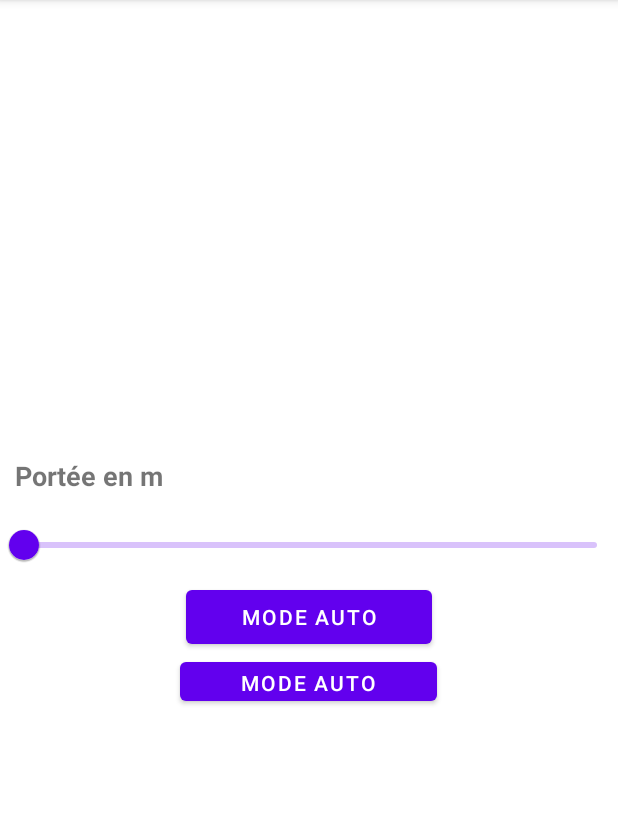
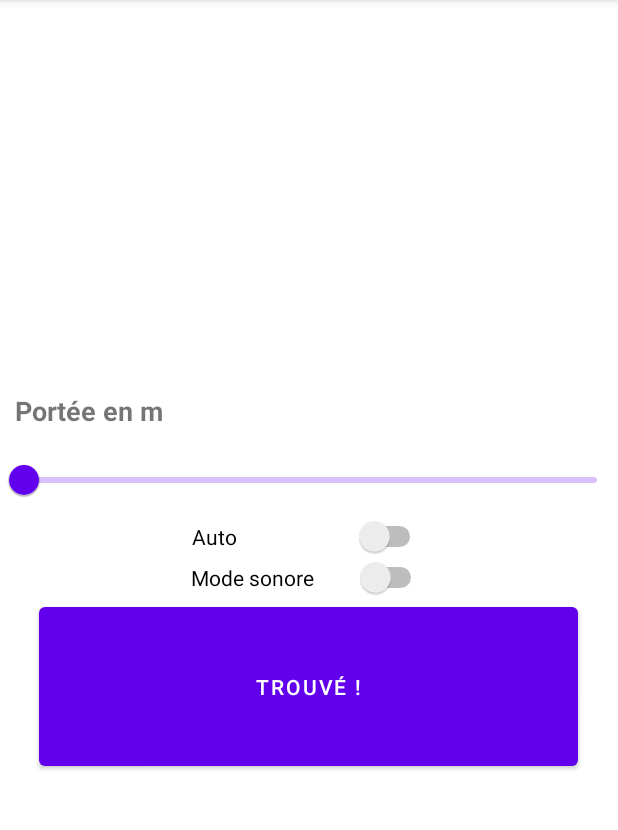
Before and after one commit to evigouroux/picSearch, an Android app: the screen it shows after launch (GameActivity), on a phone screen of 412 x 824 dp, the part 84-914 px from its top. Run offline under Robolectric (Android 15) with nearby library versions, the phone set to English and light mode, and no system bars.

Commit message:
Added automode

```diff
--- a/app/src/main/java/com/example/picsearch/GameActivity.java
+++ b/app/src/main/java/com/example/picsearch/GameActivity.java
@@ -14,6 +14,8 @@ import android.location.LocationManager;
 import android.os.Bundle;
 import android.view.View;
 import android.widget.Button;
+import android.widget.CompoundButton;
+import android.widget.Switch;
 import android.widget.TextView;
 import android.widget.Toast;
 import android.os.Handler;
@@ -27,9 +29,15 @@ import org.w3c.dom.Text;
 public class GameActivity extends AppCompatActivity implements LocationListener {
 
     Slider rangeSlider;
+    Switch autoModeSwitch;
+    Switch soundModeSwitch;
+
+    boolean soundMode = false;
+    boolean autoMode = false;
 
     LocationManager locationManager;
     Location currentLocation = null;
+    double distance = 0;
     Handler handler = new Handler();
     Runnable runnable;
     Location target = new Location("");
@@ -44,17 +52,37 @@ public class GameActivity extends AppCompatActivity implements LocationListener
         super.onCreate(savedInstanceState);
         setContentView(R.layout.activity_game);
         rangeSlider = findViewById(R.id.rangeSlider);
+        autoModeSwitch = findViewById(R.id.autoModeSwitch);
+        soundModeSwitch = findViewById(R.id.soundModeSwitch);
 
         // Target location (TEST)
-        target.setLatitude(37.3975);
-        target.setLongitude(-122.0609);
+        target.setLatitude(45.0469);
+        target.setLongitude(3.8650);
 
         getLocation();
         checkDistance();
 
-        if(ContextCompat.checkSelfPermission(GameActivity.this, Manifest.permission.ACCESS_FINE_LOCATION) != PackageManager.PERMISSION_GRANTED) {
+        autoModeSwitch.setOnCheckedChangeListener(new CompoundButton.OnCheckedChangeListener() {
+            @Override
+            public void onCheckedChanged(CompoundButton buttonView, boolean isChecked) {
+                autoMode = isChecked;
+                rangeSlider.setEnabled(!autoMode);
+            }
+        });
 
-            ActivityCompat.requestPermissions(GameActivity.this, new String[] {
+        soundModeSwitch.setOnCheckedChangeListener(new CompoundButton.OnCheckedChangeListener() {
+            @Override
+            public void onCheckedChanged(CompoundButton buttonView, boolean isChecked) {
+
+                soundMode = isChecked;
+
+            }
+        });
+
+
+        if(ContextCompat.checkSelfPermission(this, Manifest.permission.ACCESS_FINE_LOCATION) != PackageManager.PERMISSION_GRANTED) {
+
+            ActivityCompat.requestPermissions(this, new String[] {
                     Manifest.permission.ACCESS_FINE_LOCATION
             }, 100);
 
@@ -69,6 +97,7 @@ public class GameActivity extends AppCompatActivity implements LocationListener
                 handler.postDelayed(runnable, delay);
                 getLocation();
                 checkDistance();
+
             }
         }, delay);
         super.onResume();
@@ -83,7 +112,7 @@ public class GameActivity extends AppCompatActivity implements LocationListener
     private void checkDistance() {
 
         if (currentLocation != null) {
-            double distance = currentLocation.distanceTo(target);
+            distance = currentLocation.distanceTo(target);
             range = rangeSlider.getValue();
 
             if (distance < range) {
@@ -91,7 +120,12 @@ public class GameActivity extends AppCompatActivity implements LocationListener
                 // 400 miliseconds vibration if the user is within range of the target
                 Vibrator v = (Vibrator) getSystemService(this.VIBRATOR_SERVICE);
                 v.vibrate(400);
-                Toast.makeText(this, "Hehehe vibrator goes brrrr", Toast.LENGTH_SHORT).show();
+                if (autoMode && range >= 5 && distance >= 5) {
+
+                    range = (float)distance - 5;
+                    rangeSlider.setValue(range);
+
+                }
             }
         }
 
@@ -101,7 +135,7 @@ public class GameActivity extends AppCompatActivity implements LocationListener
     private void getLocation() {
         try {
             locationManager = (LocationManager) getApplicationContext().getSystemService(LOCATION_SERVICE);
-            locationManager.requestLocationUpdates(LocationManager.GPS_PROVIDER, 5000, 5, GameActivity.this);
+            locationManager.requestLocationUpdates(LocationManager.GPS_PROVIDER, 5000, 5, this);
         } catch (Exception e) {
 
             e.printStackTrace();
--- a/app/src/main/res/layout/activity_game.xml
+++ b/app/src/main/res/layout/activity_game.xml
@@ -18,25 +18,29 @@
 
     <com.google.android.material.slider.Slider
         android:id="@+id/rangeSlider"
-        android:layout_width="wrap_content"
-        android:layout_height="201dp"
+        android:layout_width="match_parent"
+        android:layout_height="wrap_content"
         android:valueFrom="1"
         android:valueTo="1000">
 
     </com.google.android.material.slider.Slider>
 
-    <Button
-        android:id="@+id/autoModeButton"
-        android:layout_width="164dp"
+    <Switch
+        android:id="@+id/autoModeSwitch"
+        android:layout_width="156dp"
         android:layout_height="wrap_content"
-        android:baselineAligned="false"
-        android:text="Mode auto" />
+        android:text="Auto" />
+
+    <Switch
+        android:id="@+id/soundModeSwitch"
+        android:layout_width="157dp"
+        android:layout_height="wrap_content"
+        android:text="Mode sonore" />
 
     <Button
-        android:id="@+id/autoModeButton2"
-        android:layout_width="171dp"
-        android:layout_height="38dp"
-        android:baselineAligned="false"
-        android:text="Mode auto" />
+        android:id="@+id/button3"
+        android:layout_width="359dp"
+        android:layout_height="118dp"
+        android:text="Trouvé !" />
 
 </LinearLayout>
```
